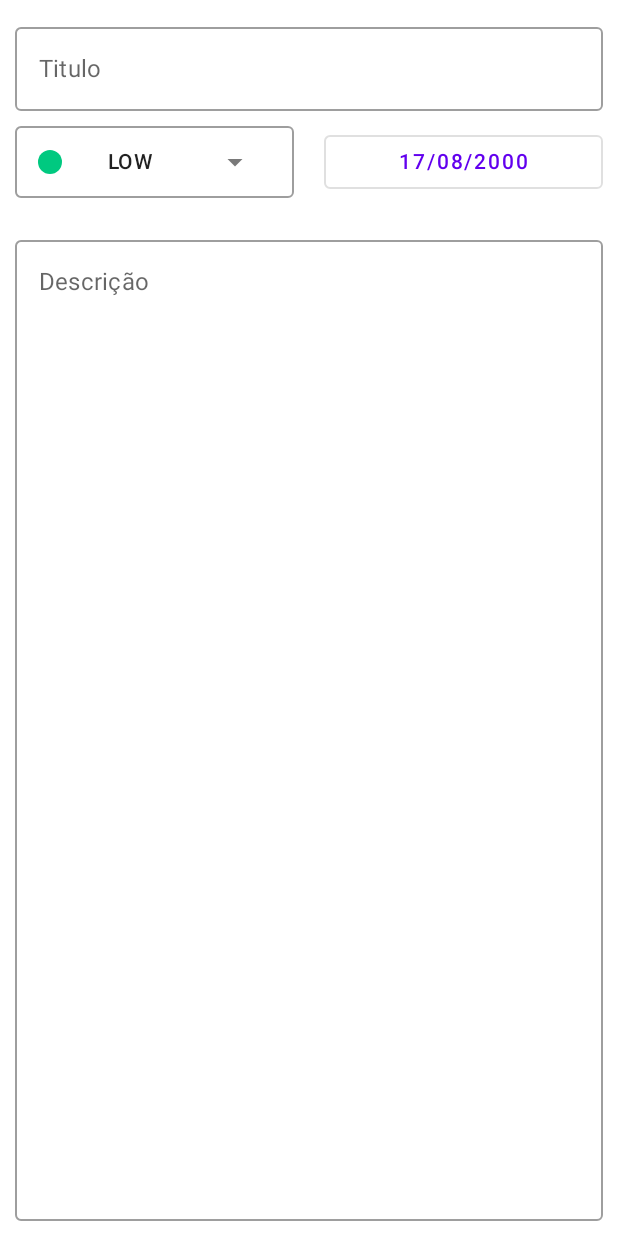
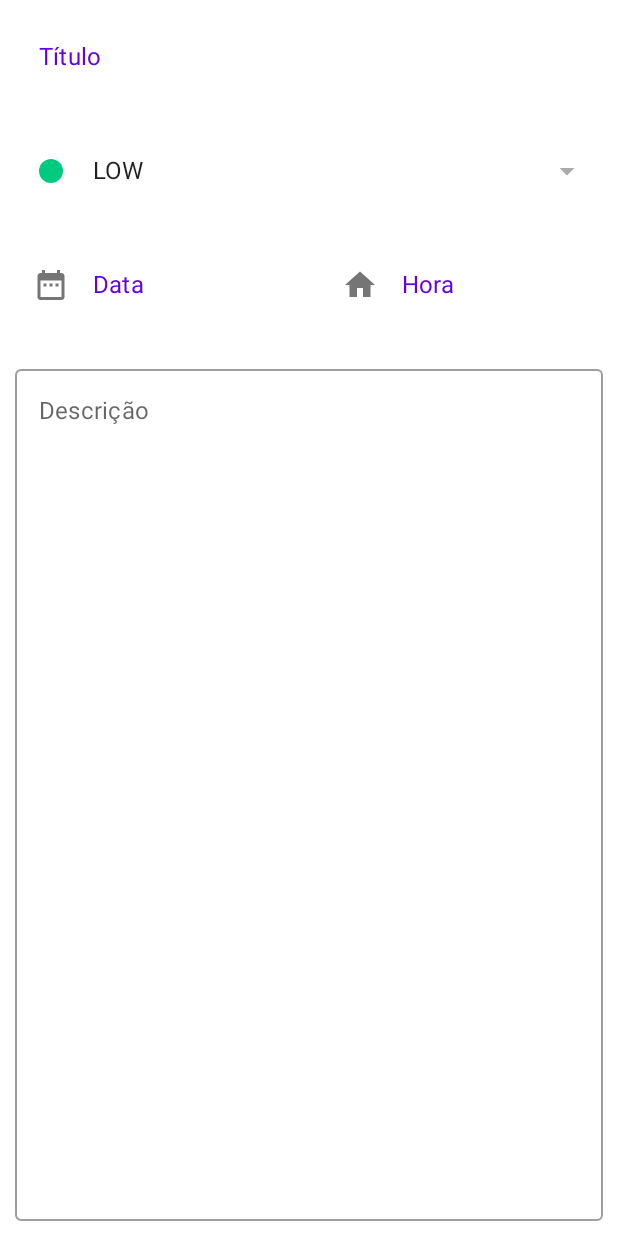
Before and after one commit to zLuCaS2K/MyTask, an Android app built with Jetpack Compose: the composable TaskScreen called with empty values, on a phone screen of 412 x 824 dp. Run offline under Robolectric (Android 15) with nearby library versions, the phone set to English and light mode, and no system bars; our stand-ins replace Dagger/Hilt's generated code, Room's generated code.

Commit message:
Pequenas melhorias no design da TaskScreen e seus componentes

```diff
--- a/app/src/main/java/com/zlucas2k/mytask/presentation/task/TaskScreen.kt
+++ b/app/src/main/java/com/zlucas2k/mytask/presentation/task/TaskScreen.kt
@@ -6,10 +6,10 @@ import androidx.compose.runtime.Composable
 import androidx.compose.runtime.getValue
 import androidx.compose.ui.tooling.preview.Preview
 import com.zlucas2k.mytask.domain.model.Priority
+import com.zlucas2k.mytask.domain.model.Status
 import com.zlucas2k.mytask.domain.model.Task
 import com.zlucas2k.mytask.presentation.common.theme.MyTaskTheme
 import com.zlucas2k.mytask.presentation.viewmodel.TaskViewModel
-import com.zlucas2k.mytask.presentation.task.components.TaskScreenContent
 
 @Composable
 fun TaskScreen(
@@ -17,10 +17,11 @@ fun TaskScreen(
     taskViewModel: TaskViewModel
 ) {
     val title: String by taskViewModel.titleTask
+    val date: String by taskViewModel.dateTask
+    val time: String by taskViewModel.timeTask
     val description: String by taskViewModel.descriptionTask
     val priority: Priority by taskViewModel.priorityTask
-    val date: String by taskViewModel.dateTask
-    val completed: Boolean by taskViewModel.completedTask
+    val status: Status by taskViewModel.statusTask
 
     Scaffold(
         topBar = {
@@ -32,6 +33,14 @@ fun TaskScreen(
                 onTitleChange = {
                     taskViewModel.titleTask.value = it
                 },
+                date = date,
+                onDateChange = {
+                    taskViewModel.dateTask.value = it
+                },
+                time = time,
+                onTimeChange = {
+                    taskViewModel.timeTask.value = it
+                },
                 description = description,
                 onDescriptionChange = {
                     taskViewModel.descriptionTask.value = it
@@ -40,13 +49,9 @@ fun TaskScreen(
                 onPrioritySelected = {
                     taskViewModel.priorityTask.value = it
                 },
-                date = date,
-                onDateChange = {
-                    taskViewModel.dateTask.value = it
-                },
-                completed = completed,
-                onCompletedChange = {
-                    taskViewModel.completedTask.value = it
+                status = status,
+                onStatusChange = {
+                    taskViewModel.statusTask.value = it
                 }
             )
         }
--- /dev/null
+++ b/app/src/main/java/com/zlucas2k/mytask/presentation/task/TaskScreenContent.kt
@@ -0,0 +1,124 @@
+package com.zlucas2k.mytask.presentation.task
+
+import android.content.res.Configuration
+import androidx.compose.foundation.background
+import androidx.compose.foundation.layout.*
+import androidx.compose.material.MaterialTheme
+import androidx.compose.material.OutlinedTextField
+import androidx.compose.material.Text
+import androidx.compose.runtime.Composable
+import androidx.compose.ui.Alignment
+import androidx.compose.ui.Modifier
+import androidx.compose.ui.tooling.preview.Preview
+import androidx.compose.ui.unit.dp
+import com.zlucas2k.mytask.domain.model.Priority
+import com.zlucas2k.mytask.domain.model.Status
+import com.zlucas2k.mytask.presentation.common.theme.MyTaskTheme
+import com.zlucas2k.mytask.presentation.task.components.TaskDatePicker
+import com.zlucas2k.mytask.presentation.task.components.TaskPriorityDropDown
+import com.zlucas2k.mytask.presentation.task.components.TaskTextField
+import com.zlucas2k.mytask.presentation.task.components.TaskTimePicker
+
+@Composable
+fun TaskScreenContent(
+    title: String,
+    onTitleChange: (String) -> Unit,
+    date: String,
+    onDateChange: (String) -> Unit,
+    time: String,
+    onTimeChange: (String) -> Unit,
+    description: String,
+    onDescriptionChange: (String) -> Unit,
+    priority: Priority,
+    onPrioritySelected: (Priority) -> Unit,
+    status: Status,
+    onStatusChange: (Status) -> Unit
+) {
+    val modifier = Modifier
+        .fillMaxWidth()
+        .padding(10.dp)
+
+    Column(
+        modifier = Modifier
+            .fillMaxSize()
+            .background(MaterialTheme.colors.background)
+    ) {
+        TaskTextField(
+            value = title,
+            onValueChange = { onTitleChange(it) },
+            placeholderText = "Título",
+            singleLine = true,
+            maxLines = 16,
+            modifier = modifier,
+        )
+
+        TaskPriorityDropDown(
+            priority = priority,
+            onPrioritySelected = onPrioritySelected,
+            modifier = modifier
+        )
+
+        Row(
+            modifier = Modifier.fillMaxWidth(),
+            verticalAlignment = Alignment.CenterVertically
+        ) {
+            TaskDatePicker(
+                value = date,
+                onValueChange = { onDateChange(it) },
+                modifier = Modifier
+                    .padding(10.dp)
+                    .weight(1f),
+            )
+
+            TaskTimePicker(
+                value = time,
+                onValueChange = { onTimeChange(it) },
+                modifier = Modifier
+                    .padding(10.dp)
+                    .weight(1f),
+            )
+        }
+
+        OutlinedTextField(
+            value = description,
+            onValueChange = { onDescriptionChange(it) },
+            label = { Text(text = "Descrição") },
+            textStyle = MaterialTheme.typography.body1,
+            modifier = Modifier
+                .fillMaxSize()
+                .padding(10.dp),
+        )
+    }
+}
+
+@Composable
+@Preview(name = "Light")
+@Preview(name = "Dark", uiMode = Configuration.UI_MODE_NIGHT_YES)
+private fun Preview() {
+    MyTaskTheme {
+        val title = "Titulo"
+        val date = "Data"
+        val time = "Hora"
+        val description = "It is a long established fact that a reader will be distracted by the " +
+                "readable content of a page when looking at its layout. The point of using Lorem Ipsum" +
+                " is that it has a more-or-less normal distribution of letters, as opposed to using 'Content here," +
+                " content here', making it look like readable English."
+        val priority = Priority.HIGH
+        val status = Status.TODO
+
+        TaskScreenContent(
+            title = title,
+            onTitleChange = {},
+            date = date,
+            onDateChange = {},
+            time = time,
+            onTimeChange = {},
+            description = description,
+            onDescriptionChange = {},
+            priority = priority,
+            onPrioritySelected = {},
+            status = status,
+            onStatusChange = {}
+        )
+    }
+}
--- /dev/null
+++ b/app/src/main/java/com/zlucas2k/mytask/presentation/task/components/TaskDatePicker.kt
@@ -0,0 +1,43 @@
+package com.zlucas2k.mytask.presentation.task.components
+
+import android.app.DatePickerDialog
+import android.widget.DatePicker
+import androidx.compose.foundation.clickable
+import androidx.compose.material.Icon
+import androidx.compose.material.icons.Icons
+import androidx.compose.material.icons.filled.DateRange
+import androidx.compose.runtime.Composable
+import androidx.compose.ui.Modifier
+import androidx.compose.ui.platform.LocalContext
+import java.util.*
+
+@Composable
+fun TaskDatePicker(
+    value: String,
+    onValueChange: (String) -> Unit,
+    modifier: Modifier = Modifier,
+) {
+    val context = LocalContext.current
+    val calendar = Calendar.getInstance()
+    val calendarYear = calendar.get(Calendar.YEAR)
+    val calendarMonth = calendar.get(Calendar.MONTH)
+    val calendarDay = calendar.get(Calendar.DAY_OF_MONTH)
+
+    val datePickerDialog = DatePickerDialog(context, { _: DatePicker, year: Int, month: Int, dayOfMonth: Int ->
+            onValueChange("$dayOfMonth/$month/$year")
+        }, calendarYear, calendarMonth, calendarDay
+    )
+
+    TaskTextField(
+        value = value,
+        onValueChange = {},
+        placeholderText = "Data",
+        leadingIcon = { Icon(imageVector = Icons.Filled.DateRange, contentDescription = null) },
+        readOnly = true,
+        singleLine = true,
+        maxLines = 1,
+        modifier = modifier.clickable {
+            datePickerDialog.show()
+        }
+    )
+}
--- a/app/src/main/java/com/zlucas2k/mytask/presentation/task/components/TaskPriorityDropDown.kt
+++ b/app/src/main/java/com/zlucas2k/mytask/presentation/task/components/TaskPriorityDropDown.kt
@@ -3,10 +3,11 @@ package com.zlucas2k.mytask.presentation.task.components
 import android.content.res.Configuration
 import androidx.compose.animation.core.animateFloatAsState
 import androidx.compose.foundation.Canvas
-import androidx.compose.foundation.background
-import androidx.compose.foundation.border
 import androidx.compose.foundation.clickable
-import androidx.compose.foundation.layout.*
+import androidx.compose.foundation.layout.Row
+import androidx.compose.foundation.layout.fillMaxWidth
+import androidx.compose.foundation.layout.padding
+import androidx.compose.foundation.layout.size
 import androidx.compose.material.*
 import androidx.compose.material.icons.Icons
 import androidx.compose.material.icons.filled.ArrowDropDown
@@ -29,37 +30,31 @@ fun TaskPriorityDropDown(
     var expanded by remember { mutableStateOf(false) }
     val angel: Float by animateFloatAsState(targetValue = if (expanded) 180f else 0f)
 
-    Row(
-        modifier = modifier
-            .fillMaxWidth()
-            .wrapContentHeight()
-            .background(MaterialTheme.colors.background)
-            .clickable { expanded = true }
-            .border(
-                width = 1.dp,
-                color = MaterialTheme.colors.onSurface.copy(alpha = ContentAlpha.disabled),
-                shape = MaterialTheme.shapes.small
-            ),
-        verticalAlignment = Alignment.CenterVertically,
-        horizontalArrangement = Arrangement.SpaceAround
-    ) {
+    TaskTextField(
+        value = priority.name,
+        onValueChange = { },
+        placeholderText = "Prioridade",
+        leadingIcon = {
             Canvas(modifier = Modifier.size(16.dp)) {
                 drawCircle(color = priority.color)
             }
-
-        Text(
-            text = priority.name,
-            style = MaterialTheme.typography.subtitle2
-        )
-
-        IconButton(
-            onClick = { expanded = true },
+        },
+        trailingIcon = {
+            Icon(
+                imageVector = Icons.Filled.ArrowDropDown,
+                contentDescription = null,
                 modifier = Modifier
                     .alpha(ContentAlpha.medium)
                     .rotate(degrees = angel)
-        ) {
-            Icon(imageVector = Icons.Filled.ArrowDropDown, contentDescription = null)
+            )
+        },
+        readOnly = true,
+        singleLine = true,
+        maxLines = 1,
+        modifier = modifier.clickable {
+            expanded = true
         }
+    )
 
     DropdownMenu(
         expanded = expanded,
@@ -96,7 +91,6 @@ fun TaskPriorityDropDown(
         )
     }
 }
-}
 
 @Composable
 private fun PriorityItem(priority: Priority) {
@@ -108,8 +102,8 @@ private fun PriorityItem(priority: Priority) {
         Text(
             text = priority.name,
             modifier = Modifier.padding(start = 12.dp),
-            style = MaterialTheme.typography.subtitle2,
-            color = MaterialTheme.colors.onSurface
+            color = MaterialTheme.colors.primary,
+            style = MaterialTheme.typography.subtitle2
         )
     }
 }
@@ -121,10 +115,8 @@ private fun Preview() {
     MyTaskTheme {
         TaskPriorityDropDown(
             priority = Priority.HIGH,
+            onPrioritySelected = {},
             modifier = Modifier,
-            onPrioritySelected = {
-
-            }
         )
     }
 }
--- a/app/src/main/java/com/zlucas2k/mytask/presentation/task/components/TaskScreenContent.kt
+++ /dev/null
@@ -1,116 +0,0 @@
-package com.zlucas2k.mytask.presentation.task.components
-
-import android.content.res.Configuration
-import androidx.compose.foundation.background
-import androidx.compose.foundation.layout.*
-import androidx.compose.material.*
-import androidx.compose.runtime.*
-import androidx.compose.ui.Alignment
-import androidx.compose.ui.Modifier
-import androidx.compose.ui.layout.onGloballyPositioned
-import androidx.compose.ui.modifier.modifierLocalOf
-import androidx.compose.ui.tooling.preview.Preview
-import androidx.compose.ui.unit.Dp
-import androidx.compose.ui.unit.dp
-import com.zlucas2k.mytask.domain.model.Priority
-import com.zlucas2k.mytask.presentation.common.theme.MyTaskTheme
-
-@Composable
-fun TaskScreenContent(
-    title: String,
-    onTitleChange: (String) -> Unit,
-    description: String,
-    onDescriptionChange: (String) -> Unit,
-    priority: Priority,
-    onPrioritySelected: (Priority) -> Unit,
-    date: String,
-    onDateChange: (String) -> Unit,
-    completed: Boolean,
-    onCompletedChange: (Boolean) -> Unit
-) {
-    Column(
-        modifier = Modifier
-            .fillMaxSize()
-            .background(MaterialTheme.colors.background)
-    ) {
-        OutlinedTextField(
-            value = title,
-            onValueChange = { onTitleChange(it) },
-            modifier = Modifier
-                .fillMaxWidth()
-                .padding(start = 10.dp, top = 10.dp, end = 10.dp),
-            label = { Text(text = "Titulo") },
-            textStyle = MaterialTheme.typography.body1,
-            singleLine = true
-        )
-
-        Row(
-            modifier = Modifier.fillMaxWidth(),
-            verticalAlignment = Alignment.CenterVertically
-        ) {
-            TaskPriorityDropDown(
-                priority = priority,
-                onPrioritySelected = onPrioritySelected,
-                modifier = Modifier
-                    .padding(10.dp)
-                    .weight(1f)
-            )
-
-            OutlinedButton(
-                onClick = { /* TODO: Abrir DatePicker */ },
-                modifier = Modifier
-                    .wrapContentHeight()
-                    .padding(10.dp)
-                    .weight(1f)
-            ) {
-                Text(text = "17/08/2000")
-            }
-        }
-
-        OutlinedTextField(
-            value = description,
-            onValueChange = { onDescriptionChange(it) },
-            modifier = Modifier
-                .fillMaxSize()
-                .padding(10.dp),
-            label = { Text(text = "Descrição") },
-            textStyle = MaterialTheme.typography.body1
-        )
-    }
-}
-
-@Composable
-@Preview(name = "Light")
-@Preview(name = "Dark", uiMode = Configuration.UI_MODE_NIGHT_YES)
-private fun Preview() {
-    MyTaskTheme {
-        var title by remember { mutableStateOf("") }
-        var description by remember { mutableStateOf("") }
-        var priority by remember { mutableStateOf(Priority.HIGH) }
-        var date by remember { mutableStateOf("17/08/2000") }
-        var completed by remember { mutableStateOf(false) }
-
-        TaskScreenContent(
-            title = title,
-            onTitleChange = {
-                title = it
-            },
-            description = description,
-            onDescriptionChange = {
-                description = it
-            },
-            priority = priority,
-            onPrioritySelected = {
-                priority = it
-            },
-            date = date,
-            onDateChange = {
-                date = it
-            },
-            completed = completed,
-            onCompletedChange = {
-                completed = it
-            }
-        )
-    }
-}
--- /dev/null
+++ b/app/src/main/java/com/zlucas2k/mytask/presentation/task/components/TaskTextField.kt
@@ -0,0 +1,66 @@
+package com.zlucas2k.mytask.presentation.task.components
+
+import androidx.compose.foundation.shape.RoundedCornerShape
+import androidx.compose.foundation.text.KeyboardOptions
+import androidx.compose.material.MaterialTheme
+import androidx.compose.material.Text
+import androidx.compose.material.TextField
+import androidx.compose.material.TextFieldDefaults
+import androidx.compose.runtime.Composable
+import androidx.compose.ui.Modifier
+import androidx.compose.ui.graphics.Color
+import androidx.compose.ui.text.input.ImeAction
+import androidx.compose.ui.text.input.KeyboardType
+import androidx.compose.ui.tooling.preview.Preview
+import androidx.compose.ui.unit.dp
+import com.zlucas2k.mytask.presentation.common.theme.MyTaskTheme
+
+@Composable
+fun TaskTextField(
+    value: String,
+    onValueChange: (String) -> Unit,
+    modifier: Modifier = Modifier,
+    readOnly: Boolean = false,
+    placeholderText: String,
+    leadingIcon: @Composable (() -> Unit)? = null,
+    trailingIcon: @Composable (() -> Unit)? = null,
+    singleLine: Boolean,
+    maxLines: Int
+) {
+    TextField(
+        value = value,
+        onValueChange = { onValueChange(it) },
+        modifier = modifier,
+        readOnly = readOnly,
+        placeholder = { Text(text = placeholderText) },
+        leadingIcon = leadingIcon,
+        trailingIcon = trailingIcon,
+        keyboardOptions = KeyboardOptions(
+            keyboardType = KeyboardType.Text,
+            imeAction = ImeAction.Next
+        ),
+        singleLine = singleLine,
+        maxLines = maxLines,
+        shape = RoundedCornerShape(8.dp),
+        colors = TextFieldDefaults.textFieldColors(
+            backgroundColor = Color.White,
+            placeholderColor = MaterialTheme.colors.primary,
+            focusedIndicatorColor = Color.Transparent,
+            unfocusedIndicatorColor = Color.White
+        )
+    )
+}
+
+@Preview
+@Composable
+private fun Preview() {
+    MyTaskTheme {
+        TaskTextField(
+            value = "",
+            onValueChange = {},
+            placeholderText = "Título",
+            singleLine = true,
+            maxLines = 1
+        )
+    }
+}
--- /dev/null
+++ b/app/src/main/java/com/zlucas2k/mytask/presentation/task/components/TaskTimerPicker.kt
@@ -0,0 +1,41 @@
+package com.zlucas2k.mytask.presentation.task.components
+
+import android.app.TimePickerDialog
+import androidx.compose.foundation.clickable
+import androidx.compose.material.Icon
+import androidx.compose.material.icons.Icons
+import androidx.compose.material.icons.filled.Home
+import androidx.compose.runtime.Composable
+import androidx.compose.ui.Modifier
+import androidx.compose.ui.platform.LocalContext
+import java.util.*
+
+@Composable
+fun TaskTimePicker(
+    value: String,
+    onValueChange: (String) -> Unit,
+    modifier: Modifier
+) {
+    val context = LocalContext.current
+    val calendar = Calendar.getInstance()
+    val calendarHours = calendar.get(Calendar.HOUR_OF_DAY)
+    val calendarMinutes = calendar.get(Calendar.MINUTE)
+
+    val timePickerDialog = TimePickerDialog(context, { _, hour: Int, minute: Int ->
+            onValueChange("$hour:$minute")
+        }, calendarHours, calendarMinutes, false
+    )
+
+    TaskTextField(
+        value = value,
+        onValueChange = {},
+        placeholderText = "Hora",
+        leadingIcon = { Icon(imageVector = Icons.Filled.Home, contentDescription = null) },
+        readOnly = true,
+        singleLine = true,
+        maxLines = 1,
+        modifier = modifier.clickable {
+            timePickerDialog.show()
+        }
+    )
+}
```
Lines whose indentation alone changed are shown as unchanged.
